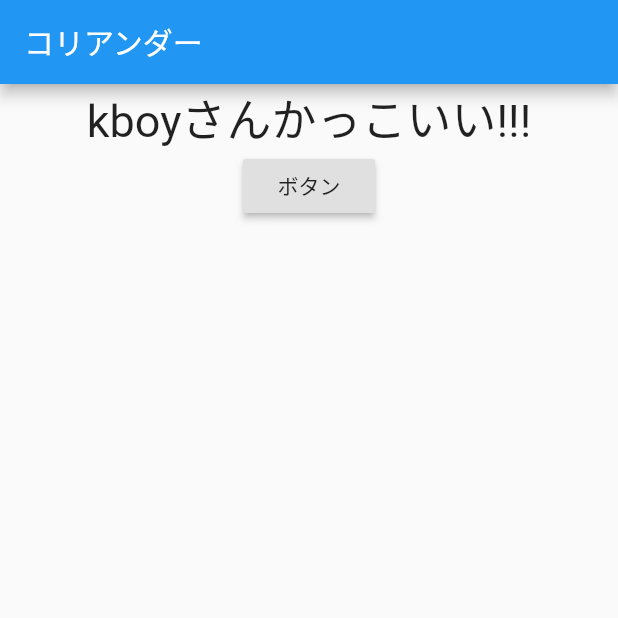
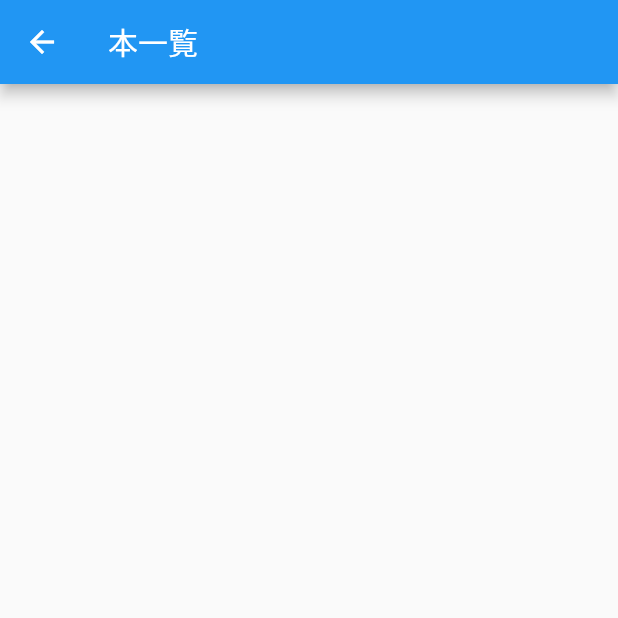
Before and after one commit to jotasato/flutter_youtube, a Flutter app: the screen it shows after launch, after a tap on "ボタン", on a phone screen of 412 x 824 dp, the top half of it. Run offline on Flutter 3.47's test engine with Material 2 defaults, Android fonts, the phone set to English and light mode, and no system bars; our stand-ins replace cloud_firestore; accounts and stored records are empty.

```diff
--- /dev/null
+++ b/lib/book.dart
@@ -0,0 +1,7 @@
+class Book {
+  Book(this.title);
+
+  String title;
+  int id;
+  DateTime createdAt;
+}
--- /dev/null
+++ b/lib/book_list_model.dart
@@ -0,0 +1,14 @@
+import 'package:cloud_firestore/cloud_firestore.dart';
+import 'package:flutter/material.dart';
+import 'package:flutterprovider/book.dart';
+
+class BookListModel extends ChangeNotifier {
+  List<Book> books = [];
+
+  Future fetchBooks() async {
+    final docs = await Firestore.instance.collection('books').getDocuments();
+    final books = docs.documents.map((doc) => Book(doc['title'])).toList();
+    this.books = books;
+    notifyListeners();
+  }
+}
--- /dev/null
+++ b/lib/book_list_page.dart
@@ -0,0 +1,31 @@
+import 'package:cloud_firestore/cloud_firestore.dart';
+import 'package:flutter/material.dart';
+import 'package:flutterprovider/book_list_model.dart';
+import 'package:provider/provider.dart';
+
+class BookListPage extends StatelessWidget {
+  @override
+  Widget build(BuildContext context) {
+    return ChangeNotifierProvider<BookListModel>(
+      create: (_) => BookListModel()..fetchBooks(),
+      child: Scaffold(
+        appBar: AppBar(
+          title: Text('本一覧'),
+        ),
+        body: Consumer<BookListModel>(
+          builder: (context, model, child) {
+            final books = model.books;
+            final listTiles = books
+                .map((book) => ListTile(
+                      title: Text(book.title),
+                    ))
+                .toList();
+            return ListView(
+              children: listTiles,
+            );
+          },
+        ),
+      ),
+    );
+  }
+}
--- a/lib/main.dart
+++ b/lib/main.dart
@@ -1,5 +1,6 @@
 import 'package:flutter/material.dart';
-import 'package:flutterprovider/MainModel.dart';
+import 'package:flutterprovider/main_model.dart';
+import 'package:flutterprovider/book_list_page.dart';
 import 'package:provider/provider.dart';
 
 void main() => runApp(MyApp());
@@ -29,6 +30,10 @@ class MyApp extends StatelessWidget {
                     child: Text('ボタン'),
                     onPressed: () {
                       //ここで何か
+                      Navigator.push(
+                        context,
+                        MaterialPageRoute(builder: (context) => BookListPage()),
+                      );
                       model.changeKboyText();
                     },
                   ),
--- a/pubspec.yaml
+++ b/pubspec.yaml
@@ -23,14 +23,16 @@ environment:
 dependencies:
   flutter:
     sdk: flutter
-
   cupertino_icons: ^0.1.3
   provider: ^4.1.3
+  firebase_core: ^0.4.5  # add dependency for Firebase Core
+  cloud_firestore: ^0.13.6
 
 dev_dependencies:
   flutter_test:
     sdk: flutter
 
+
 flutter:
 
   uses-material-design: true
```
Also changed, not shown: lib/main_model.dart (renamed from lib/MainModel.dart), pubspec.lock, 8 other files.
